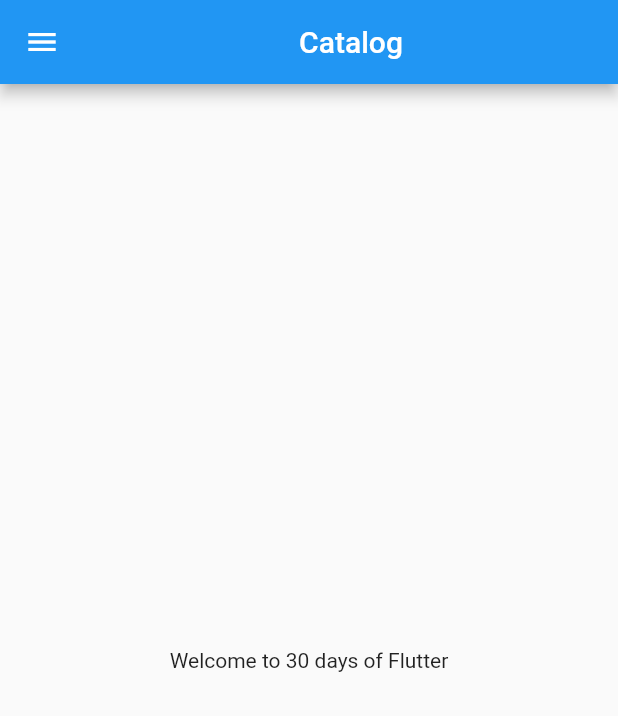
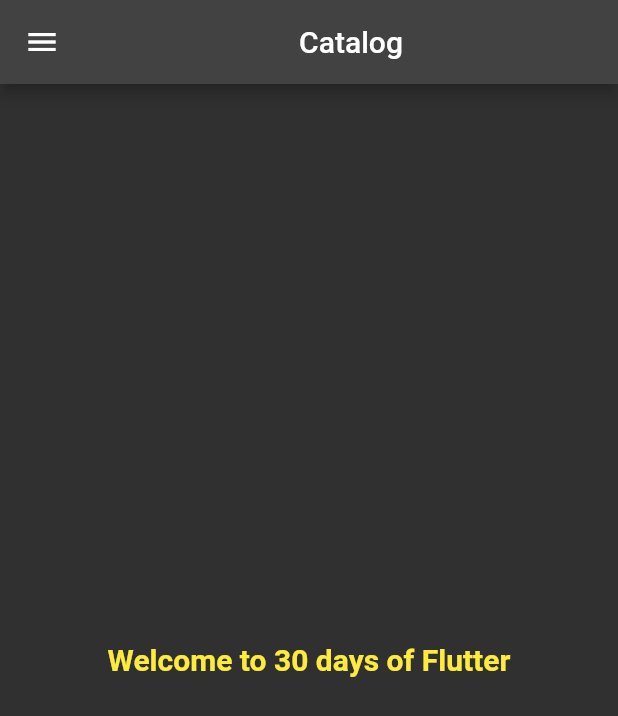
Before and after one commit to ChanderParkash179/Catalog, a Flutter app: the screen it shows after launch, on a phone screen of 412 x 824 dp. Shown: the top 716 px of the screen. Run offline on Flutter 3.47's test engine with Material 2 defaults, Android fonts, the phone set to English and light mode, and no system bars.

Commit message:
day3: routes, initialRoute, themeMode, theme, darkTheme, TextStyleProperties

```diff
--- a/lib/home.dart
+++ /dev/null
@@ -1,26 +0,0 @@
-import 'package:flutter/src/widgets/container.dart';
-import 'package:flutter/src/widgets/framework.dart';
-import 'package:flutter/material.dart';
-
-class HomePage extends StatelessWidget {
-  const HomePage({super.key});
-
-  @override
-  Widget build(BuildContext context) {
-    int days = 30;
-    String courseName = 'Flutter';
-    String title = 'Catalog';
-    return MaterialApp(
-      debugShowCheckedModeBanner: false,
-      home: Scaffold(
-        appBar: AppBar(
-          title: Center(child: Text('$title'),),
-        ),
-        body: Center(
-          child: Text('Welcome to $days days of $courseName'),
-        ),
-        drawer: Drawer(),
-      ),
-    );
-  }
-}
--- a/lib/main.dart
+++ b/lib/main.dart
@@ -1,4 +1,6 @@
-import 'package:catalog/home.dart';
+import 'package:catalog/pages/home.dart';
+import 'package:catalog/pages/login.dart';
+import 'package:catalog/pages/register.dart';
 import 'package:flutter/material.dart';
 
 void main() {
@@ -9,6 +11,25 @@
   const MyApp({super.key});
   @override
   Widget build(BuildContext context) {
-    return HomePage();
+    return MaterialApp(
+      debugShowCheckedModeBanner: false,
+      // home: HomePage(),
+
+      themeMode: ThemeMode.dark,
+      theme: ThemeData(
+        primarySwatch: Colors.deepPurple,
+      ),
+      darkTheme: ThemeData(
+        brightness: Brightness.dark,
+      ),
+
+      initialRoute: "/home",
+      routes: {
+        "/": (context) => HomePage(),
+        "/home": (context) => HomePage(),
+        "/login": (context) => LoginPage(),
+        "/register": (context) => RegisterPage()
+      },
+    );
   }
 }
--- /dev/null
+++ b/lib/pages/home.dart
@@ -0,0 +1,29 @@
+import 'package:flutter/src/widgets/container.dart';
+import 'package:flutter/src/widgets/framework.dart';
+import 'package:flutter/material.dart';
+
+class HomePage extends StatelessWidget {
+  int days = 30;
+  String courseName = 'Flutter';
+  String title = 'Catalog';
+
+  @override
+  Widget build(BuildContext context) {
+    return Scaffold(
+      appBar: AppBar(
+        title: Center(
+          child: Text('$title'),
+        ),
+      ),
+      body: Center(
+        child: Text('Welcome to $days days of $courseName',
+            style: TextStyle(
+              fontSize: 20,
+              fontWeight: FontWeight.bold,
+              color: Colors.yellow,
+            )),
+      ),
+      drawer: Drawer(),
+    );
+  }
+}
```
Also changed, not shown: lib/pages/login.dart (added, +27 -0 lines), lib/pages/register.dart (added, +25 -0 lines).
